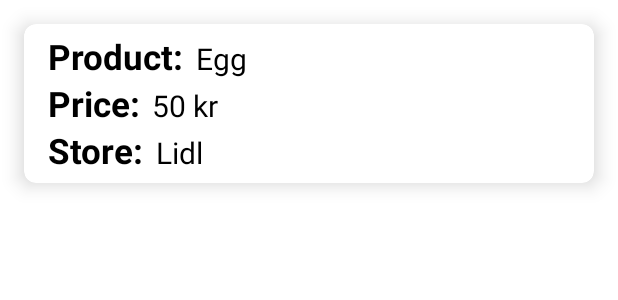
After one commit to Jompalaia/GSP-App, an Android app: the layout item.xml on its own in the app's theme, with its tools: preview values and no code run, on a phone screen of 412 x 824 dp. The commit adds this screen. Shown: the top 300 px of the screen. Run offline under Robolectric (Android 15) with nearby library versions, the phone set to English and light mode, and no system bars.

Commit message:
Nu kan man se varorna i appen.

```diff
--- a/app/build.gradle
+++ b/app/build.gradle
@@ -1,5 +1,6 @@
 plugins {
     id 'com.android.application'
+    id 'com.google.gms.google-services'
 }
 
 android {
@@ -36,6 +37,7 @@ dependencies {
     implementation 'androidx.appcompat:appcompat:1.5.1'
     implementation 'com.google.android.material:material:1.6.1'
     implementation 'androidx.constraintlayout:constraintlayout:2.1.4'
+    implementation 'com.google.firebase:firebase-firestore:24.3.1'
     testImplementation 'junit:junit:4.13.2'
     androidTestImplementation 'androidx.test.ext:junit:1.1.3'
     androidTestImplementation 'androidx.test.espresso:espresso-core:3.4.0'
--- a/app/src/main/java/com/example/gsp_app/MainActivity.java
+++ b/app/src/main/java/com/example/gsp_app/MainActivity.java
@@ -5,6 +5,7 @@ import androidx.fragment.app.Fragment;
 import androidx.fragment.app.FragmentManager;
 import androidx.fragment.app.FragmentTransaction;
 
+import android.content.Intent;
 import android.os.Bundle;
 
 import com.example.gsp_app.databinding.ActivityMainBinding;
@@ -18,6 +19,8 @@ public class MainActivity extends AppCompatActivity {
         super.onCreate(savedInstanceState);
         binding = ActivityMainBinding.inflate(getLayoutInflater());
         setContentView(binding.getRoot());
+        /*Intent intent = new Intent(MainActivity.this, ProductsActivity.class);
+        startActivity(intent);*/
         replaceFragment(new HomeFragment());
 
         binding.bottomNavigationView.setOnItemSelectedListener(item -> {
--- /dev/null
+++ b/app/src/main/res/layout/item.xml
@@ -0,0 +1,98 @@
+<?xml version="1.0" encoding="utf-8"?>
+<androidx.cardview.widget.CardView xmlns:android="http://schemas.android.com/apk/res/android"
+    android:layout_width="match_parent"
+    android:layout_height="wrap_content"
+    xmlns:app="http://schemas.android.com/apk/res-auto"
+    app:cardElevation="8dp"
+    app:cardCornerRadius="8dp"
+    android:layout_margin="16dp">
+
+
+    <LinearLayout
+        android:layout_width="wrap_content"
+        android:layout_height="wrap_content"
+        android:layout_marginStart="16dp"
+        android:layout_marginVertical="6dp"
+        android:orientation="vertical">
+
+        <LinearLayout
+            android:layout_width="wrap_content"
+            android:layout_height="wrap_content"
+            android:layout_gravity="center_vertical"
+            android:orientation="horizontal">
+
+            <TextView
+                android:layout_width="wrap_content"
+                android:layout_height="wrap_content"
+                android:text="Product:"
+                android:textColor="@color/black"
+                android:textSize="23sp"
+                android:textStyle="bold"/>
+
+            <TextView
+                android:layout_width="wrap_content"
+                android:layout_height="wrap_content"
+                android:id="@+id/product_name"
+                android:layout_marginStart="8dp"
+                android:text="Egg"
+                android:textColor="@color/black"
+                android:textSize="20sp"/>
+
+        </LinearLayout>
+
+
+        <LinearLayout
+            android:layout_width="wrap_content"
+            android:layout_height="wrap_content"
+            android:layout_gravity="center_vertical"
+            android:orientation="horizontal">
+
+            <TextView
+                android:layout_width="wrap_content"
+                android:layout_height="wrap_content"
+                android:text="Price:"
+                android:textColor="@color/black"
+                android:textSize="23sp"
+                android:textStyle="bold"/>
+
+            <TextView
+                android:layout_width="wrap_content"
+                android:layout_height="wrap_content"
+                android:id="@+id/product_price"
+                android:layout_marginStart="8dp"
+                android:text="50 kr"
+                android:textColor="@color/black"
+                android:textSize="20sp"/>
+
+        </LinearLayout>
+
+        <LinearLayout
+            android:layout_width="wrap_content"
+            android:layout_height="wrap_content"
+            android:layout_gravity="center_vertical"
+            android:orientation="horizontal">
+
+            <TextView
+                android:layout_width="wrap_content"
+                android:layout_height="wrap_content"
+                android:text="Store:"
+                android:textColor="@color/black"
+                android:textSize="23sp"
+                android:textStyle="bold"/>
+
+            <TextView
+                android:layout_width="wrap_content"
+                android:layout_height="wrap_content"
+                android:id="@+id/product_store"
+                android:layout_marginStart="8dp"
+                android:text="Lidl"
+                android:textColor="@color/black"
+                android:textSize="20sp"/>
+
+        </LinearLayout>
+
+
+    </LinearLayout>
+
+
+</androidx.cardview.widget.CardView>
```
Also changed, not shown: app/src/main/AndroidManifest.xml (+7 -0 lines), app/src/main/java/com/example/gsp_app/MyAdapter.java (added, +60 -0 lines), app/src/main/java/com/example/gsp_app/Products.java (added, +42 -0 lines), app/src/main/java/com/example/gsp_app/ProductsActivity.java (added, +84 -0 lines), app/src/main/res/layout/activity_products.xml (added, +19 -0 lines).
